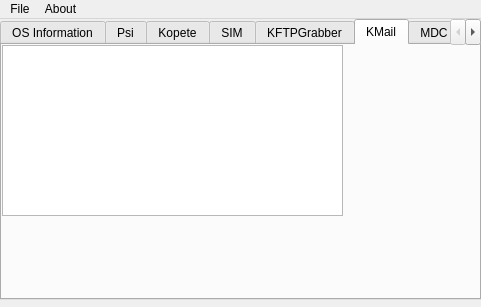
Qt form mainwindow.ui (CryptoManiac/pswdrec) before a commit.
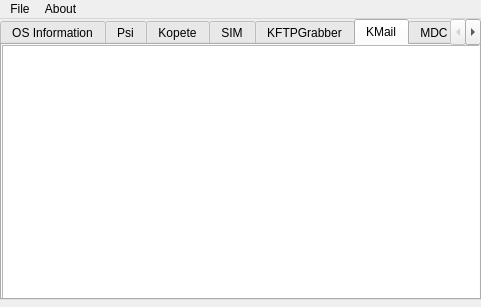
The same form after that commit. The open tabs and pages were chosen to show the change. Icons and pictures are not drawn.

```diff
--- a/mainwindow.ui
+++ b/mainwindow.ui
@@ -130,13 +130,13 @@
      <attribute name="title">
       <string>KMail</string>
      </attribute>
-     <widget class="QTextEdit" name="textEdit_5">
+     <widget class="QTextBrowser" name="textBrowser_15">
       <property name="geometry">
        <rect>
         <x>0</x>
         <y>0</y>
-        <width>341</width>
-        <height>171</height>
+        <width>481</width>
+        <height>261</height>
        </rect>
       </property>
      </widget>
```
Left out of the diff: 2 changed lines with no effect on the pictures.
